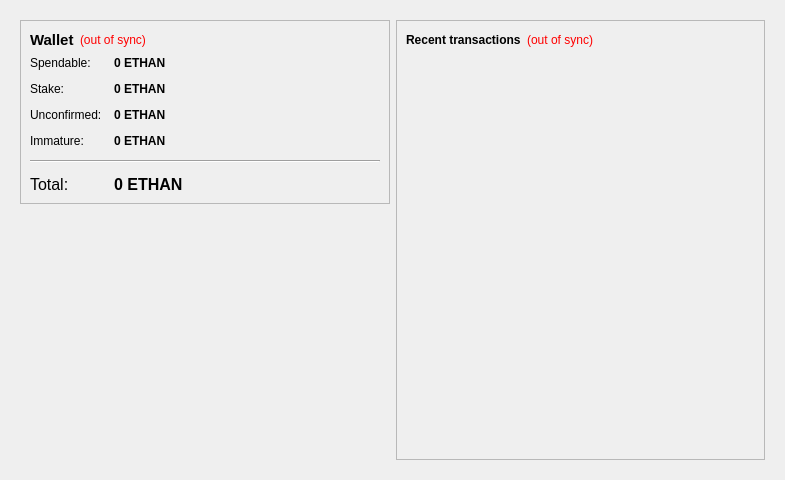
ethancoin/ethan, file src/qt/forms/overviewpage.ui: the form before one commit.
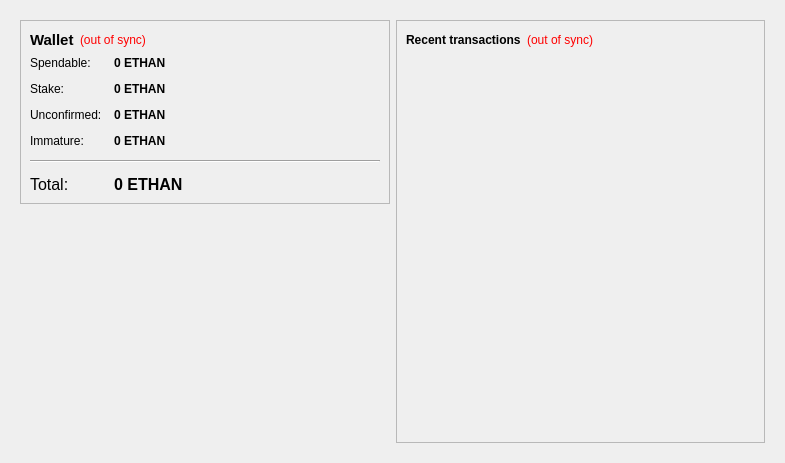
The form after the commit. Icons and pictures are not drawn.

Commit message: prettify the wallet

What changed in the file:
```diff
--- a/src/qt/forms/overviewpage.ui
+++ b/src/qt/forms/overviewpage.ui
@@ -7,7 +7,7 @@
     <x>0</x>
     <y>0</y>
     <width>785</width>
-    <height>480</height>
+    <height>463</height>
    </rect>
   </property>
   <property name="windowTitle">
```
Left out of the diff: 17 changed lines with no effect on the pictures. The commit also changes 2 other files.
